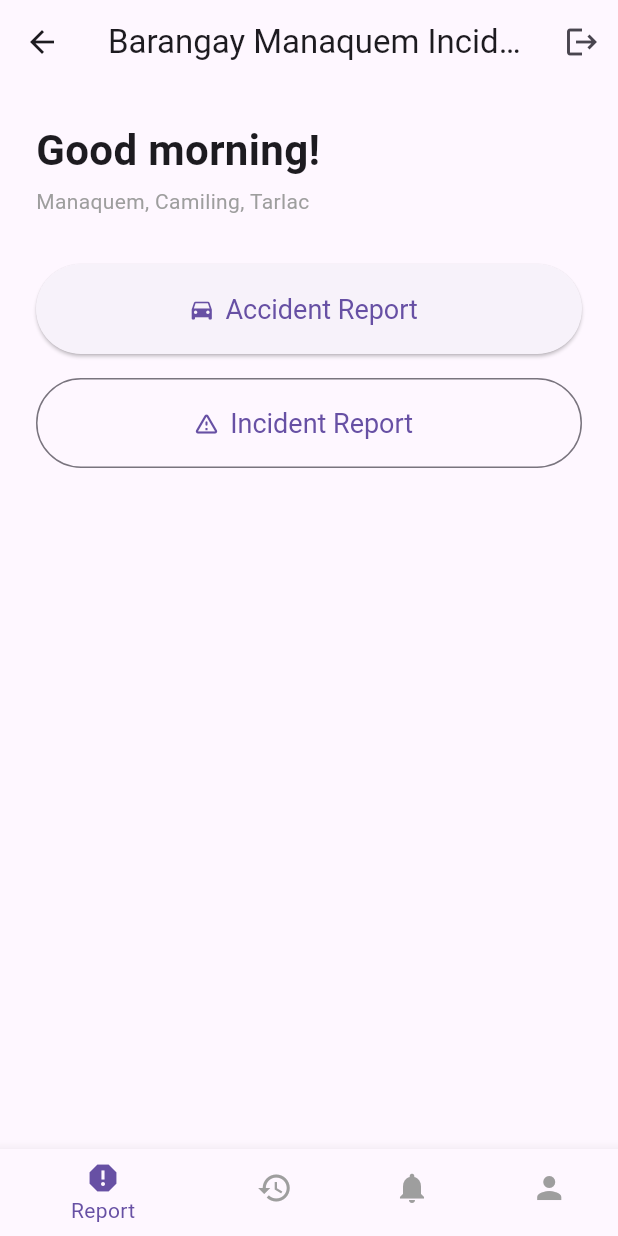
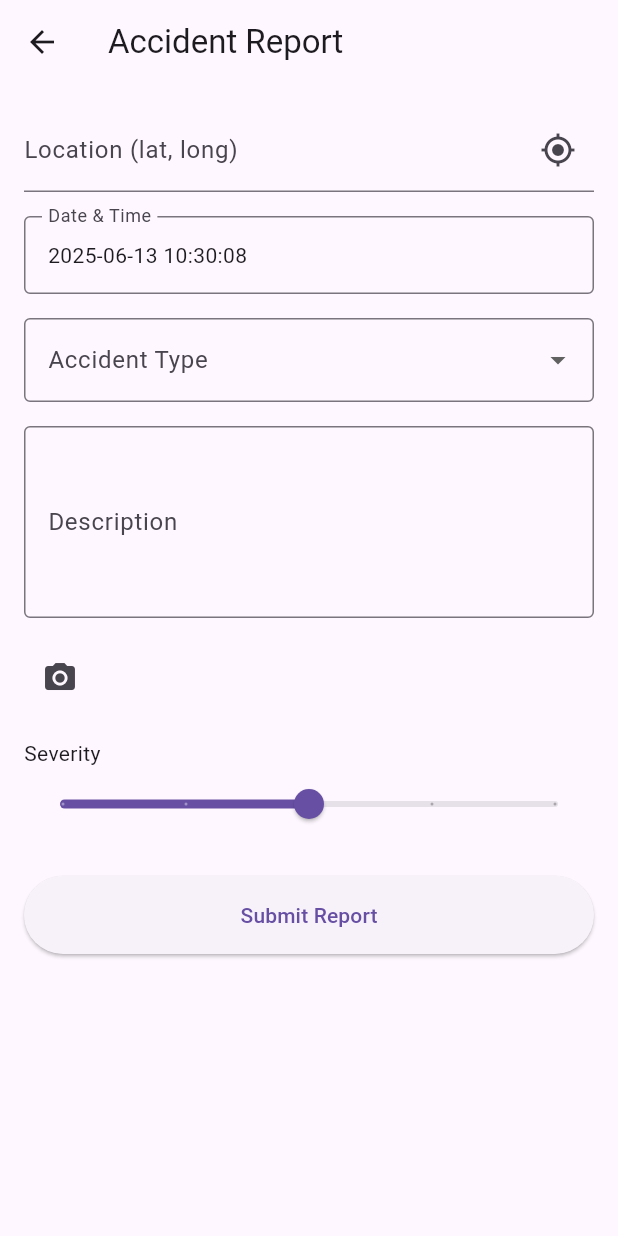
Before and after one commit to rod26/brgy-incident-reporter, a Flutter app: the DashboardScreen screen opened directly, after a tap on "Accident Report", on a phone screen of 412 x 824 dp. Run offline on Flutter 3.47's test engine with Material 3 defaults, Android fonts, the phone set to English and light mode, and no system bars; our stand-ins replace cloud_firestore, firebase_auth, firebase_core, firebase_storage, geolocator, image_picker; accounts and stored records are empty.

Commit message:
Resolve merge with remote

```diff
--- /dev/null
+++ b/lib/screens/accident_report_screen.dart
@@ -0,0 +1,291 @@
+// lib/screens/accident_report_screen.dart
+
+import 'dart:io';
+
+import 'package:flutter/material.dart';
+import 'package:cloud_firestore/cloud_firestore.dart';
+import 'package:firebase_storage/firebase_storage.dart';
+import 'package:firebase_auth/firebase_auth.dart';
+import 'package:geolocator/geolocator.dart';
+import 'package:image_picker/image_picker.dart';
+
+class AccidentReportScreen extends StatefulWidget {
+  const AccidentReportScreen({super.key});
+  static const routeName = '/accident-report';
+
+  @override
+  State<AccidentReportScreen> createState() => _AccidentReportScreenState();
+}
+
+class _AccidentReportScreenState extends State<AccidentReportScreen> {
+  final _formKey             = GlobalKey<FormState>();
+  final _locationCtrl        = TextEditingController();
+  DateTime _selectedDateTime = DateTime.now();
+  String?  _selectedType;
+  final _descriptionCtrl     = TextEditingController();
+  double   _severity         = 3;
+  List<XFile> _images        = [];
+  bool     _submitting       = false;
+
+  final _types = [
+    'Collision',
+    'Rollover',
+    'Pedestrian',
+    'Other',
+  ];
+
+  Future<void> _getCurrentLocation() async {
+    try {
+      var perm = await Geolocator.checkPermission();
+      if (perm == LocationPermission.denied) {
+        perm = await Geolocator.requestPermission();
+      }
+      if (perm == LocationPermission.deniedForever ||
+          perm == LocationPermission.denied) {
+        ScaffoldMessenger.of(context).showSnackBar(
+          const SnackBar(content: Text('Location permissions are denied')),
+        );
+        return;
+      }
+      final pos = await Geolocator.getCurrentPosition(
+        desiredAccuracy: LocationAccuracy.high,
+      );
+      _locationCtrl.text = '${pos.latitude}, ${pos.longitude}';
+    } catch (e) {
+      ScaffoldMessenger.of(context).showSnackBar(
+        SnackBar(content: Text('Failed to get location: $e')),
+      );
+    }
+  }
+
+  Future<void> _pickImage() async {
+    final picker = ImagePicker();
+    final file = await picker.pickImage(source: ImageSource.camera);
+    if (file != null) {
+      setState(() => _images.add(file));
+    }
+  }
+
+  Future<void> _selectDateTime() async {
+    final date = await showDatePicker(
+      context: context,
+      initialDate: _selectedDateTime,
+      firstDate: DateTime(2000),
+      lastDate: DateTime.now(),
+    );
+    if (date == null) return;
+    final time = await showTimePicker(
+      context: context,
+      initialTime: TimeOfDay.fromDateTime(_selectedDateTime),
+    );
+    if (time == null) return;
+    setState(() {
+      _selectedDateTime = DateTime(
+        date.year, date.month, date.day, time.hour, time.minute,
+      );
+    });
+  }
+
+  Future<void> _submitReport() async {
+    if (!_formKey.currentState!.validate()) return;
+    if (_selectedType == null) {
+      ScaffoldMessenger.of(context).showSnackBar(
+        const SnackBar(content: Text('Please select an accident type.')),
+      );
+      return;
+    }
+
+    setState(() => _submitting = true);
+
+    try {
+      final uid = FirebaseAuth.instance.currentUser!.uid;
+      final storage = FirebaseStorage.instance;
+
+      // 🔄 Upload images concurrently, always providing non-null metadata
+      final uploadFutures = _images.map((xfile) async {
+        final file = File(xfile.path);
+        final ref = storage
+            .ref()
+            .child('accident_reports')
+            .child(uid)
+            .child('${DateTime.now().millisecondsSinceEpoch}_${xfile.name}');
+        // ← Pass a default metadata so plugin never sees null
+        final metadata = SettableMetadata(contentType: 'image/jpeg');
+        await ref.putFile(file, metadata);
+        return ref.getDownloadURL();
+      }).toList();
+
+      final imageUrls = await Future.wait(uploadFutures);
+
+      // 🔄 Write the report
+      await FirebaseFirestore.instance.collection('accident_reports').add({
+        'reporterId' : uid,
+        'location'   : _locationCtrl.text,
+        'timestamp'  : Timestamp.fromDate(_selectedDateTime),
+        'type'       : _selectedType,
+        'description': _descriptionCtrl.text.trim(),
+        'severity'   : _severity.toInt(),
+        'imageUrls'  : imageUrls,
+        'createdAt'  : FieldValue.serverTimestamp(),
+      });
+
+      if (mounted) {
+        ScaffoldMessenger.of(context).showSnackBar(
+          const SnackBar(
+            backgroundColor: Colors.green,
+            content: Text('Accident report submitted successfully!'),
+          ),
+        );
+        Navigator.of(context).pop();
+      }
+    } catch (e, st) {
+      // Log and show any errors
+      print('❌ Report submission failed: $e\n$st');
+      if (mounted) {
+        ScaffoldMessenger.of(context).showSnackBar(
+          SnackBar(
+            backgroundColor: Colors.red,
+            content: Text('Failed to submit report: $e'),
+          ),
+        );
+      }
+    } finally {
+      if (mounted) setState(() => _submitting = false);
+    }
+  }
+
+  @override
+  void dispose() {
+    _locationCtrl.dispose();
+    _descriptionCtrl.dispose();
+    super.dispose();
+  }
+
+  @override
+  Widget build(BuildContext context) {
+    return Scaffold(
+      appBar: AppBar(title: const Text('Accident Report')),
+      body: SingleChildScrollView(
+        padding: const EdgeInsets.all(16),
+        child: Form(
+          key: _formKey,
+          child: Column(
+            crossAxisAlignment: CrossAxisAlignment.stretch,
+            children: [
+              // Location
+              TextFormField(
+                controller: _locationCtrl,
+                decoration: InputDecoration(
+                  labelText: 'Location (lat, long)',
+                  suffixIcon: IconButton(
+                    icon: const Icon(Icons.my_location),
+                    onPressed: _getCurrentLocation,
+                  ),
+                ),
+                validator: (v) =>
+                    v != null && v.isNotEmpty ? null : 'Enter location',
+              ),
+              const SizedBox(height: 16),
+
+              // Date & Time
+              InkWell(
+                onTap: _selectDateTime,
+                child: InputDecorator(
+                  decoration: const InputDecoration(
+                    labelText: 'Date & Time',
+                    border: OutlineInputBorder(),
+                  ),
+                  child:
+                      Text('${_selectedDateTime.toLocal()}'.split('.').first),
+                ),
+              ),
+              const SizedBox(height: 16),
+
+              // Accident Type
+              DropdownButtonFormField<String>(
+                decoration: const InputDecoration(
+                  labelText: 'Accident Type',
+                  border: OutlineInputBorder(),
+                ),
+                items: _types
+                    .map((t) => DropdownMenuItem(value: t, child: Text(t)))
+                    .toList(),
+                onChanged: (v) => setState(() => _selectedType = v),
+                validator: (v) =>
+                    v == null ? 'Select accident type' : null,
+              ),
+              const SizedBox(height: 16),
+
+              // Description
+              TextFormField(
+                controller: _descriptionCtrl,
+                decoration: const InputDecoration(
+                  labelText: 'Description',
+                  border: OutlineInputBorder(),
+                ),
+                maxLines: 4,
+                validator: (v) =>
+                    v != null && v.isNotEmpty ? null : 'Describe the accident',
+              ),
+              const SizedBox(height: 16),
+
+              // Photos
+              Wrap(
+                spacing: 8,
+                runSpacing: 8,
+                children: [
+                  for (var img in _images)
+                    Image.file(
+                      File(img.path),
+                      width: 80,
+                      height: 80,
+                      fit: BoxFit.cover,
+                    ),
+                  IconButton(
+                    icon: const Icon(Icons.camera_alt),
+                    onPressed: _pickImage,
+                  ),
+                ],
+              ),
+              const SizedBox(height: 16),
+
+              // Severity
+              Column(
+                crossAxisAlignment: CrossAxisAlignment.start,
+                children: [
+                  const Text('Severity'),
+                  Slider(
+                    value: _severity,
+                    min: 1,
+                    max: 5,
+                    divisions: 4,
+                    label: _severity.round().toString(),
+                    onChanged: (v) => setState(() => _severity = v),
+                  ),
+                ],
+              ),
+              const SizedBox(height: 24),
+
+              // Submit Button
+              ElevatedButton(
+                onPressed: _submitting ? null : _submitReport,
+                style: ElevatedButton.styleFrom(
+                    padding: const EdgeInsets.symmetric(vertical: 16)),
+                child: _submitting
+                    ? const SizedBox(
+                        width: 24,
+                        height: 24,
+                        child: CircularProgressIndicator(
+                          color: Colors.white,
+                          strokeWidth: 2,
+                        ),
+                      )
+                    : const Text('Submit Report'),
+              ),
+            ],
+          ),
+        ),
+      ),
+    );
+  }
+}
--- a/lib/screens/dashboard_screen.dart
+++ b/lib/screens/dashboard_screen.dart
@@ -1,7 +1,7 @@
 // lib/screens/dashboard_screen.dart
 import 'package:flutter/material.dart';
 import 'package:firebase_auth/firebase_auth.dart';
-
+import 'accident_report_screen.dart';  // import the new screen
 class DashboardScreen extends StatelessWidget {
   const DashboardScreen({super.key});
 
@@ -49,7 +49,11 @@ class DashboardScreen extends StatelessWidget {
               child: ElevatedButton.icon(
                 icon: const Icon(Icons.directions_car),
                 label: const Text('Accident Report'),
-                onPressed: () {/* TODO */},
+                onPressed: () {
+                  Navigator.of(context).push(
+                    MaterialPageRoute(builder: (_) => const AccidentReportScreen()),
+                  );
+                },
                 style: ElevatedButton.styleFrom(
                   textStyle: const TextStyle(fontSize: 18),
                 ),
```
Also changed, not shown: lib/screens/login_screen.dart (+77 -16 lines), pubspec.yaml (+7 -5 lines), pubspec.lock, 7 other files.
